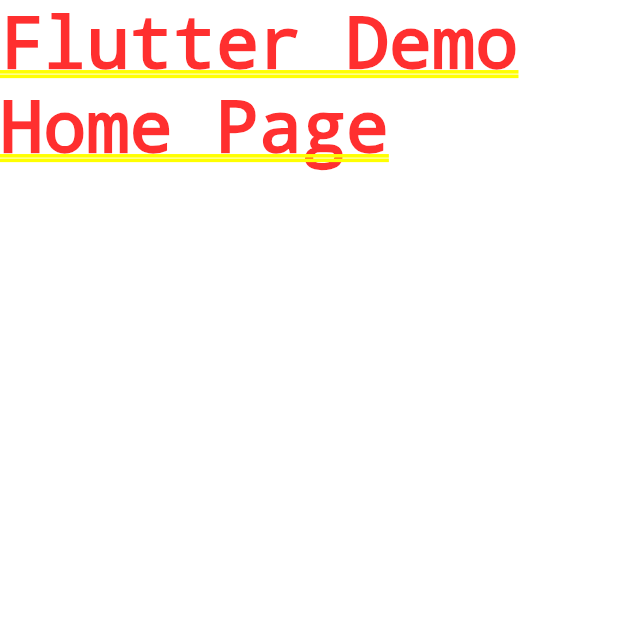
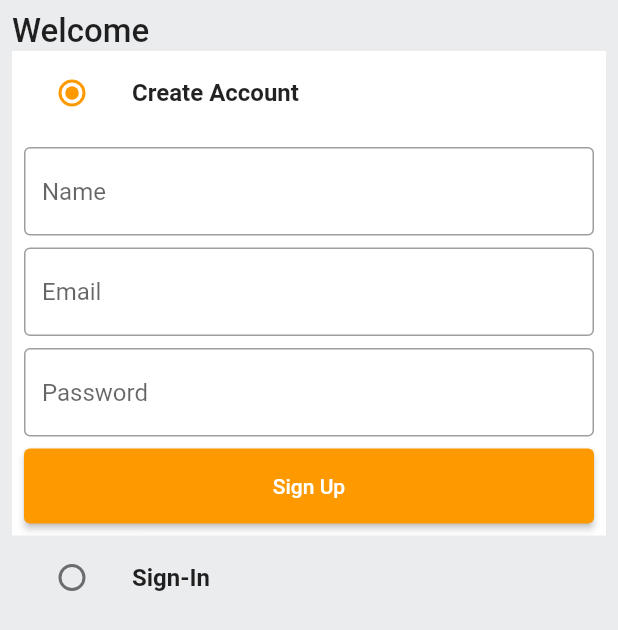
Before and after one commit to KuldeepRawat64/flutter_ecommerce, a Flutter app: the screen it shows after launch, on a phone screen of 412 x 824 dp. Shown: the top 630 px of the screen. Run offline on Flutter 3.47's test engine with Material 2 defaults, Android fonts, the phone set to English and light mode, and no system bars.

Commit message:
- New api created with node.js and mongoDB - Started Auth screen UI

```diff
--- /dev/null
+++ b/lib/common/widgets/custom_button.dart
@@ -0,0 +1,17 @@
+import 'package:flutter/material.dart';
+
+class CustomButton extends StatelessWidget {
+  final String text;
+  final VoidCallback onPressed;
+  const CustomButton({Key? key, required this.text, required this.onPressed})
+      : super(key: key);
+
+  @override
+  Widget build(BuildContext context) {
+    return ElevatedButton(
+        style: ElevatedButton.styleFrom(
+            minimumSize: const Size(double.infinity, 50)),
+        onPressed: onPressed,
+        child: Text(text));
+  }
+}
--- /dev/null
+++ b/lib/common/widgets/custom_textfield.dart
@@ -0,0 +1,24 @@
+import 'package:flutter/material.dart';
+
+class CustomTextField extends StatelessWidget {
+  final TextEditingController controller;
+  final String hintText;
+  const CustomTextField(
+      {Key? key, required this.controller, required this.hintText})
+      : super(key: key);
+
+  @override
+  Widget build(BuildContext context) {
+    return TextFormField(
+      controller: controller,
+      decoration: InputDecoration(
+        hintText: hintText,
+        border: const OutlineInputBorder(
+            borderSide: BorderSide(color: Colors.black38)),
+        enabledBorder: const OutlineInputBorder(
+            borderSide: BorderSide(color: Colors.black38)),
+      ),
+      validator: (val) {},
+    );
+  }
+}
--- a/lib/constants/global_variables.dart
+++ b/lib/constants/global_variables.dart
@@ -0,0 +1,18 @@
+import 'package:flutter/material.dart';
+
+class GlobalVariables {
+  // COLORS
+  static const appBarGradient = LinearGradient(
+    colors: [
+      Color.fromARGB(255, 29, 201, 192),
+      Color.fromARGB(255, 125, 221, 216),
+    ],
+    stops: [0.5, 1.0],
+  );
+
+  static const secondaryColor = Color.fromRGBO(255, 153, 0, 1);
+  static const backgroundColor = Colors.white;
+  static const Color greyBackgroundCOlor = Color(0xffebecee);
+  static var selectedNavBarColor = Colors.cyan[800]!;
+  static const unselectedNavBarColor = Colors.black87;
+}
--- /dev/null
+++ b/lib/features/auth/screens/auth_screen.dart
@@ -0,0 +1,146 @@
+import 'package:flutter/material.dart';
+import 'package:flutter_ecommerce_app/common/widgets/custom_button.dart';
+import 'package:flutter_ecommerce_app/common/widgets/custom_textfield.dart';
+import 'package:flutter_ecommerce_app/constants/global_variables.dart';
+
+enum Auth { signin, signup }
+
+class AuthScreen extends StatefulWidget {
+  static const String routeName = '/auth-screen';
+  const AuthScreen({Key? key}) : super(key: key);
+
+  @override
+  State<AuthScreen> createState() => _AuthScreenState();
+}
+
+class _AuthScreenState extends State<AuthScreen> {
+  Auth _auth = Auth.signup;
+  final _signUpFormKey = GlobalKey<FormState>();
+  final _signInFormKey = GlobalKey<FormState>();
+  final TextEditingController _emailController = TextEditingController();
+  final TextEditingController _passwordController = TextEditingController();
+  final TextEditingController _nameController = TextEditingController();
+
+  @override
+  void dispose() {
+    super.dispose();
+    _emailController.dispose();
+    _passwordController.dispose();
+    _nameController.dispose();
+  }
+
+  @override
+  Widget build(BuildContext context) {
+    return Scaffold(
+      backgroundColor: GlobalVariables.greyBackgroundCOlor,
+      body: SafeArea(
+          child: Padding(
+        padding: const EdgeInsets.all(8.0),
+        child: Column(
+          crossAxisAlignment: CrossAxisAlignment.start,
+          children: [
+            const Text(
+              'Welcome',
+              style: TextStyle(fontSize: 22, fontWeight: FontWeight.w500),
+            ),
+            ListTile(
+              tileColor: _auth == Auth.signup
+                  ? GlobalVariables.backgroundColor
+                  : GlobalVariables.greyBackgroundCOlor,
+              leading: Radio(
+                activeColor: GlobalVariables.secondaryColor,
+                value: Auth.signup,
+                groupValue: _auth,
+                onChanged: (Auth? val) {
+                  setState(() {
+                    _auth = val!;
+                  });
+                },
+              ),
+              title: const Text('Create Account',
+                  style: TextStyle(fontWeight: FontWeight.bold)),
+            ),
+            if (_auth == Auth.signup)
+              Container(
+                color: GlobalVariables.backgroundColor,
+                padding: const EdgeInsets.all(8.0),
+                child: Form(
+                  key: _signUpFormKey,
+                  child: Column(
+                    children: [
+                      CustomTextField(
+                        controller: _nameController,
+                        hintText: 'Name',
+                      ),
+                      const SizedBox(
+                        height: 8.0,
+                      ),
+                      CustomTextField(
+                        controller: _emailController,
+                        hintText: 'Email',
+                      ),
+                      const SizedBox(
+                        height: 8.0,
+                      ),
+                      CustomTextField(
+                        controller: _passwordController,
+                        hintText: 'Password',
+                      ),
+                      const SizedBox(
+                        height: 8.0,
+                      ),
+                      CustomButton(text: 'Sign Up', onPressed: () {})
+                    ],
+                  ),
+                ),
+              ),
+            ListTile(
+              tileColor: _auth == Auth.signin
+                  ? GlobalVariables.backgroundColor
+                  : GlobalVariables.greyBackgroundCOlor,
+              leading: Radio(
+                activeColor: GlobalVariables.secondaryColor,
+                value: Auth.signin,
+                groupValue: _auth,
+                onChanged: (Auth? val) {
+                  setState(() {
+                    _auth = val!;
+                  });
+                },
+              ),
+              title: const Text('Sign-In',
+                  style: TextStyle(fontWeight: FontWeight.bold)),
+            ),
+            if (_auth == Auth.signin)
+              Container(
+                color: GlobalVariables.backgroundColor,
+                padding: const EdgeInsets.all(8.0),
+                child: Form(
+                  key: _signInFormKey,
+                  child: Column(
+                    children: [
+                      CustomTextField(
+                        controller: _emailController,
+                        hintText: 'Email',
+                      ),
+                      const SizedBox(
+                        height: 8.0,
+                      ),
+                      CustomTextField(
+                        controller: _passwordController,
+                        hintText: 'Password',
+                      ),
+                      const SizedBox(
+                        height: 8.0,
+                      ),
+                      CustomButton(text: 'Log In', onPressed: () {})
+                    ],
+                  ),
+                ),
+              ),
+          ],
+        ),
+      )),
+    );
+  }
+}
--- a/lib/main.dart
+++ b/lib/main.dart
@@ -1,4 +1,7 @@
 import 'package:flutter/material.dart';
+import 'package:flutter_ecommerce_app/constants/global_variables.dart';
+import 'package:flutter_ecommerce_app/features/auth/screens/auth_screen.dart';
+import 'package:flutter_ecommerce_app/router.dart';
 
 void main() {
   runApp(const MyApp());
@@ -11,11 +14,15 @@ class MyApp extends StatelessWidget {
   @override
   Widget build(BuildContext context) {
     return MaterialApp(
+      onGenerateRoute: ((settings) => generateRoute(settings)),
       theme: ThemeData(
-        primarySwatch: Colors.blue,
-      ),
+          colorScheme:
+              const ColorScheme.light(primary: GlobalVariables.secondaryColor),
+          appBarTheme: const AppBarTheme(
+              elevation: 0, iconTheme: IconThemeData(color: Colors.black)),
+          scaffoldBackgroundColor: GlobalVariables.backgroundColor),
       title: 'Flutter Demo',
-      home: const Text('Flutter Demo Home Page'),
+      home: const AuthScreen(),
     );
   }
 }
```
Also changed, not shown: lib/router.dart (added, +18 -0 lines), 6 other files.
